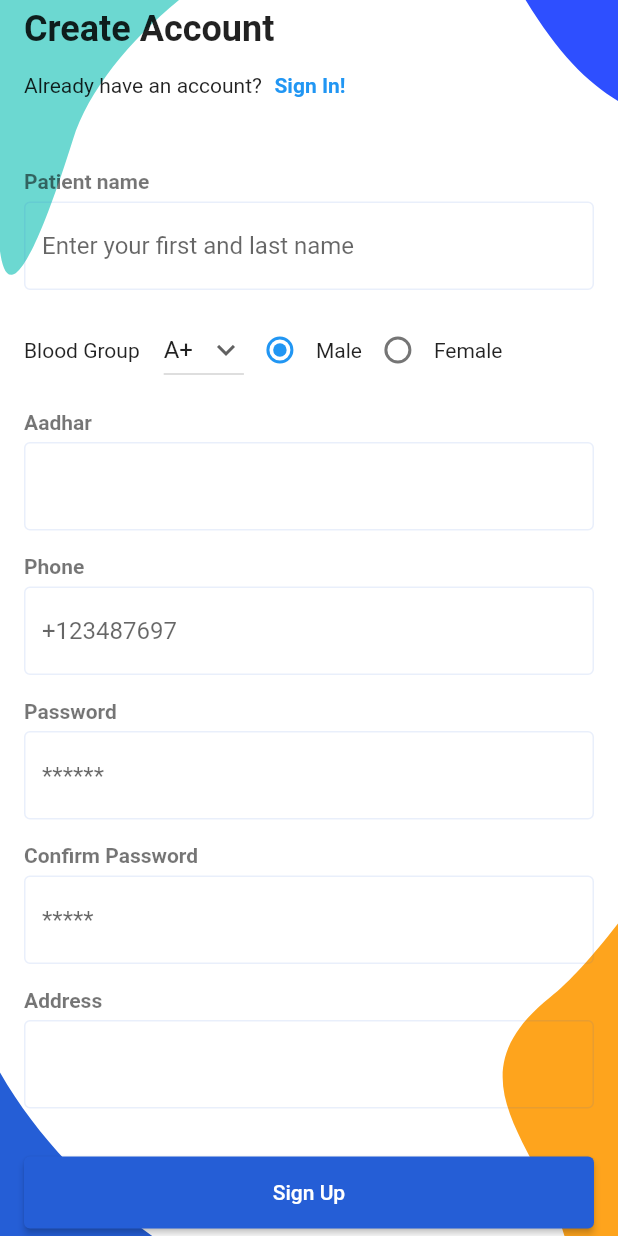
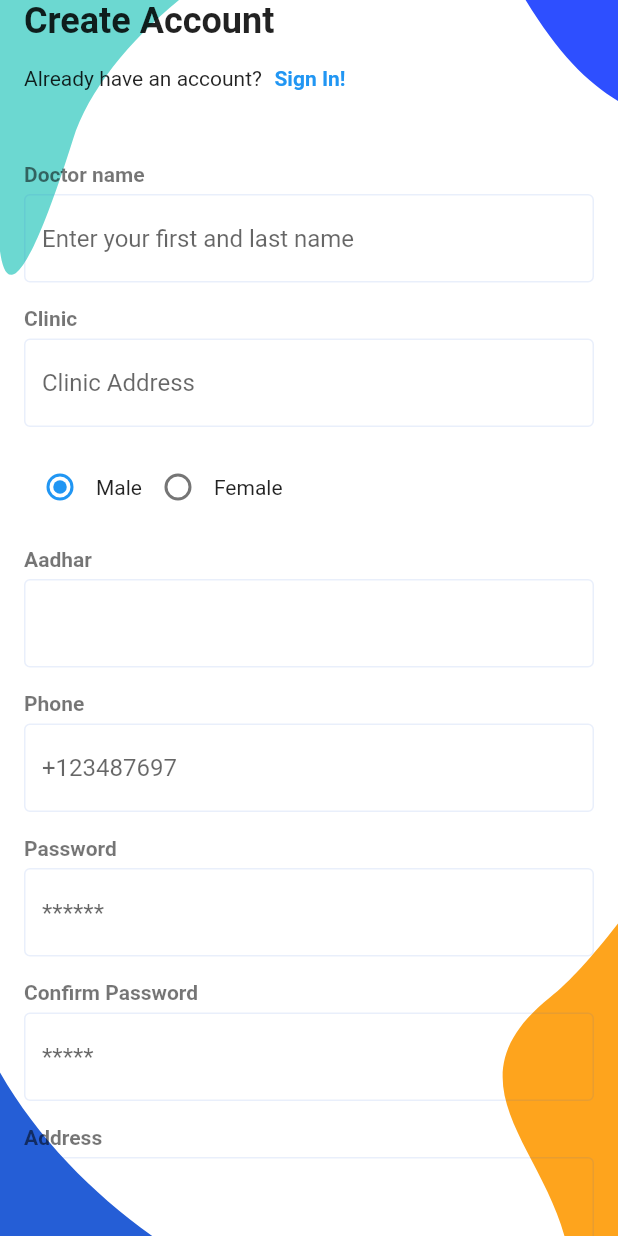
Before and after one commit to yash412/health_monitoring_system, a Flutter app: the SignUpScreen screen opened directly, on a phone screen of 412 x 824 dp. Run offline on Flutter 3.47's test engine with Material 2 defaults, Android fonts, the phone set to English and light mode, and no system bars; our stand-ins replace flutter_svg, form_field_validator.

Commit message:
Doctor Registration Form added

```diff
--- /dev/null
+++ b/lib/screens/auth/components/registration/doctor_registration.dart
@@ -0,0 +1,165 @@
+import 'package:flutter/material.dart';
+import 'package:form_field_validator/form_field_validator.dart';
+
+import '../../../../constants.dart';
+
+
+class DoctorRegistration extends StatefulWidget {
+  DoctorRegistration({
+    Key? key,
+    required this.formKey,
+  }) : super(key: key);
+
+  final GlobalKey formKey;
+
+  @override
+  State<DoctorRegistration> createState() => _DoctorRegistrationState();
+}
+
+class _DoctorRegistrationState extends State<DoctorRegistration> {
+  late String _doctorName, _email, _password, _phoneNumber;
+
+  String _selectedGender = 'male';
+
+  String _dropdownvalue = 'A+';
+
+  // List of items in our dropdown menu
+
+
+  @override
+  Widget build(BuildContext context) {
+    return Form(
+      key: widget.formKey,
+      child: Column(
+        crossAxisAlignment: CrossAxisAlignment.start,
+        children: [
+          const TextFieldName(text: "Doctor name"),
+          TextFormField(
+            decoration: const InputDecoration(hintText: "Enter your first and last name"),
+            validator: RequiredValidator(errorText: "Patient name is required"),
+            // Let's save our username
+            onSaved: (username) => _doctorName = username!,
+          ),
+
+          const SizedBox(height: defaultPadding),
+
+          const TextFieldName(text: "Clinic"),
+          TextFormField(
+            decoration: const InputDecoration(hintText: "Clinic Address"),
+            validator: RequiredValidator(errorText: "Clinic Address required"),
+            // Let's save our username
+            onSaved: (username) => _doctorName = username!,
+          ),
+          const SizedBox(height: defaultPadding),
+          // We will fixed the error soon
+          // As you can see, it's a email field
+          // But no @ on keyboard
+
+      Row(children: [Row(
+                  children: [ Radio<String>(
+                    value: 'male',
+                    groupValue: _selectedGender,
+                    onChanged: (value) {
+                      setState(() {
+                        _selectedGender = value!;
+                      });
+                    },
+                  ),
+                    const Text('Male'),
+                  ],
+
+                ),
+                Row(
+                  children: [ Radio<String>(
+                    value: 'female',
+                    groupValue: _selectedGender,
+                    onChanged: (value) {
+                      setState(() {
+                        _selectedGender = value!;
+                      });
+                    },
+                  ),
+                    const Text('Female'),
+                  ],
+
+                ),]),
+
+          const SizedBox(height: defaultPadding),
+
+          const TextFieldName(text: "Aadhar"),
+          TextFormField(
+            keyboardType: TextInputType.number,
+            // decoration: InputDecoration(hintText: "test@email.com"),
+            // validator: EmailValidator(errorText: "Use a valid email!"),
+            // onSaved: (email) => _email = email!,
+          ),
+
+          const SizedBox(height: defaultPadding),
+
+          const TextFieldName(text: "Phone"),
+          // Same for phone number
+          TextFormField(
+            keyboardType: TextInputType.phone,
+            decoration: InputDecoration(hintText: "+123487697"),
+            validator: RequiredValidator(errorText: "Phone number is required"),
+            onSaved: (phoneNumber) => _phoneNumber = phoneNumber!,
+          ),
+
+
+          const SizedBox(height: defaultPadding),
+
+          const TextFieldName(text: "Password"),
+          TextFormField(
+            // We want to hide our password
+            obscureText: true,
+            decoration: const InputDecoration(hintText: "******"),
+            validator: passwordValidator,
+            onSaved: (password) => _password = password!,
+            // We also need to validate our password
+            // Now if we type anything it adds that to our password
+            onChanged: (pass) => _password = pass,
+          ),
+
+          const SizedBox(height: defaultPadding),
+
+          TextFieldName(text: "Confirm Password"),
+          TextFormField(
+            obscureText: true,
+            decoration: InputDecoration(hintText: "*****"),
+            validator: (pass) => MatchValidator(errorText: "Password do not  match").validateMatch(pass!, _password),
+          ),
+
+          const SizedBox(height: defaultPadding),
+
+          const TextFieldName(text: "Address"),
+          TextFormField(
+            keyboardType: TextInputType.streetAddress,
+            // decoration: InputDecoration(hintText: "test@email.com"),
+            validator: EmailValidator(errorText: "Enter your Address"),
+            // onSaved: (email) => _email = email!,
+          ),
+        ],
+      ),
+    );
+  }
+}
+
+class TextFieldName extends StatelessWidget {
+  const TextFieldName({
+    Key? key,
+    required this.text,
+  }) : super(key: key);
+
+  final String text;
+
+  @override
+  Widget build(BuildContext context) {
+    return Padding(
+      padding: const EdgeInsets.only(bottom: defaultPadding / 3),
+      child: Text(
+        text,
+        style: const TextStyle(fontWeight: FontWeight.w600, color: Colors.black54),
+      ),
+    );
+  }
+}
--- a/lib/screens/auth/sign_up_screen.dart
+++ b/lib/screens/auth/sign_up_screen.dart
@@ -1,4 +1,5 @@
 import 'package:health_monitoring_system/constants.dart';
+import 'package:health_monitoring_system/screens/auth/components/registration/doctor_registration.dart';
 import 'package:health_monitoring_system/screens/auth/sign_in_screen.dart';
 import 'package:flutter/material.dart';
 import 'package:flutter_svg/svg.dart';
@@ -47,7 +48,7 @@ class SignUpScreen extends StatelessWidget {
                               MaterialPageRoute(
                                 builder: (context) => SignInScreen(),
                               )),
-                          child: Text(
+                          child: const Text(
                             "Sign In!",
                             style: TextStyle(fontWeight: FontWeight.bold),
                           ),
@@ -56,7 +57,7 @@ class SignUpScreen extends StatelessWidget {
                     ),
                     const SizedBox(height: defaultPadding * 2),
                     // SignUpForm(formKey: _formKey),
-                       PatientRegistration(formKey: _formKey),
+                       DoctorRegistration(formKey: _formKey),
                     const SizedBox(height: defaultPadding * 2),
                     SizedBox(
                       width: double.infinity,
```
